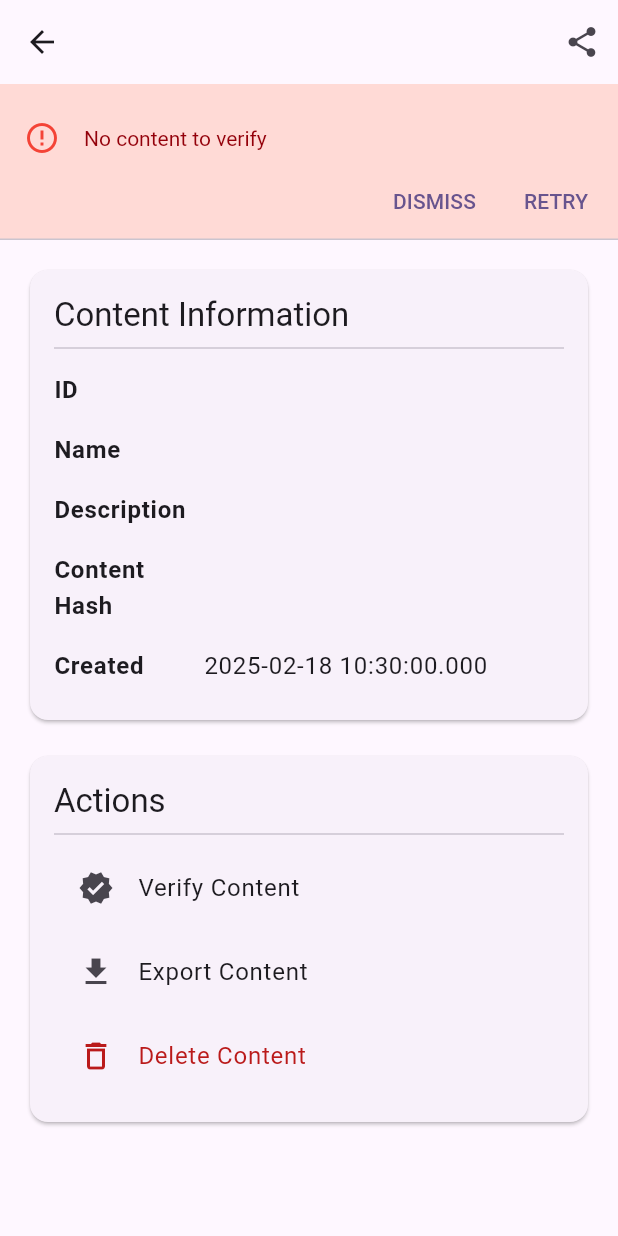
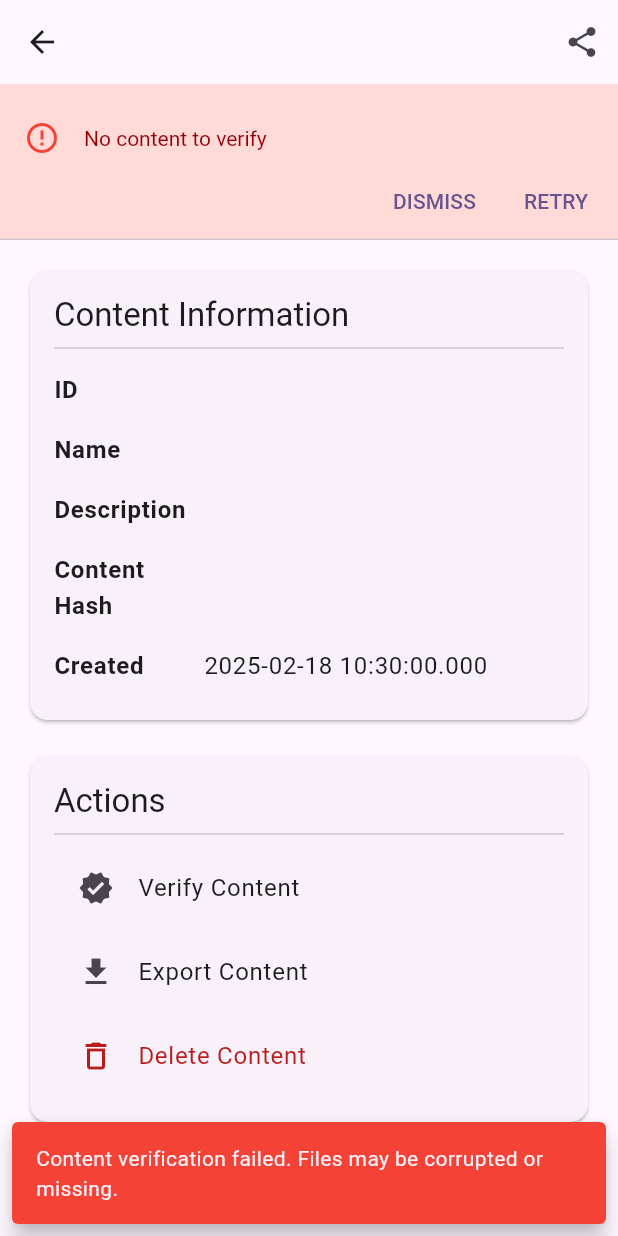
Before and after one commit to omeroooor/web3-content-manager, a Flutter app: the ContentDetailsScreen screen opened directly with empty values, after a tap on "Verify Content", on a phone screen of 412 x 824 dp. Run offline on Flutter 3.47's test engine with Material 3 defaults, Android fonts, the phone set to English and light mode, and no system bars; our stand-ins replace convert, file_picker, shared_preferences; missing offline and left inert: pointycastle; accounts and stored records are empty.

Commit message:
fixed the verification issue of the details screen

```diff
--- a/lib/screens/content_details_screen.dart
+++ b/lib/screens/content_details_screen.dart
@@ -10,6 +10,18 @@ class ContentDetailsScreen extends StatelessWidget {
     super.key,
     required this.content,
   });
+
+  void _showMessage(BuildContext context, String message, {bool isError = false}) {
+    ScaffoldMessenger.of(context).showSnackBar(
+      SnackBar(
+        content: Text(message),
+        backgroundColor: isError ? Colors.red : Colors.green,
+        behavior: SnackBarBehavior.floating,
+        margin: const EdgeInsets.all(8),
+        duration: const Duration(seconds: 3),
+      ),
+    );
+  }
 
   @override
   Widget build(BuildContext context) {
@@ -84,7 +96,62 @@ class ContentDetailsScreen extends StatelessWidget {
                     title: const Text('Verify Content'),
                     onTap: () async {
                       final contentProvider = context.read<ContentProvider>();
-                      await contentProvider.verifyContent();
+                      contentProvider.selectContent(content.id);
+
+                      // Show loading indicator
+                      ScaffoldMessenger.of(context).showSnackBar(
+                        const SnackBar(
+                          content: Row(
+                            children: [
+                              SizedBox(
+                                width: 20,
+                                height: 20,
+                                child: CircularProgressIndicator(
+                                  strokeWidth: 2,
+                                  color: Colors.white,
+                                ),
+                              ),
+                              SizedBox(width: 16),
+                              Text('Verifying content...'),
+                            ],
+                          ),
+                          duration: Duration(seconds: 30), // Long duration as default
+                          behavior: SnackBarBehavior.floating,
+                          margin: EdgeInsets.all(8),
+                        ),
+                      );
+
+                      try {
+                        final isValid = await contentProvider.verifyContent();
+                        // Hide the loading indicator
+                        ScaffoldMessenger.of(context).hideCurrentSnackBar();
+
+                        if (context.mounted) {
+                          if (isValid) {
+                            _showMessage(
+                              context,
+                              'Content verification successful! All files are valid.',
+                            );
+                          } else {
+                            _showMessage(
+                              context,
+                              'Content verification failed. Files may be corrupted or missing.',
+                              isError: true,
+                            );
+                          }
+                        }
+                      } catch (e) {
+                        // Hide the loading indicator
+                        ScaffoldMessenger.of(context).hideCurrentSnackBar();
+
+                        if (context.mounted) {
+                          _showMessage(
+                            context,
+                            'Verification error: $e',
+                            isError: true,
+                          );
+                        }
+                      }
                     },
                   ),
                   ListTile(
@@ -92,6 +159,7 @@ class ContentDetailsScreen extends StatelessWidget {
                     title: const Text('Export Content'),
                     onTap: () {
                       final contentProvider = context.read<ContentProvider>();
+                      contentProvider.selectContent(content.id);
                       contentProvider.exportContent();
                     },
                   ),
```
